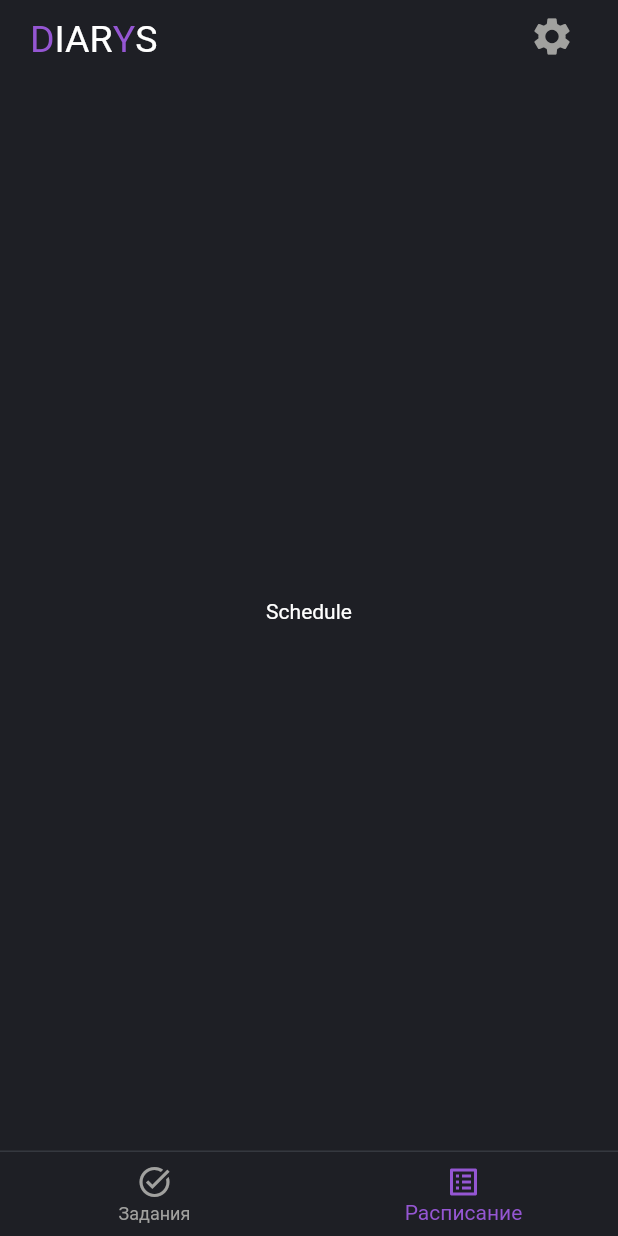
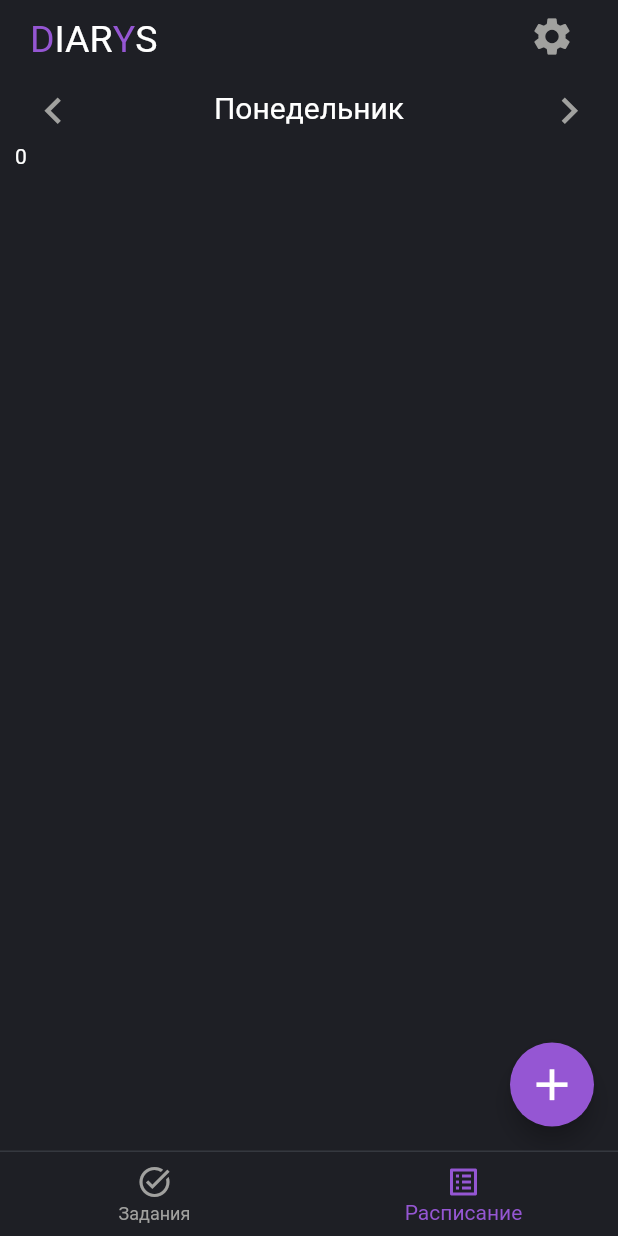
Before and after one commit to kwinso/Diarys, a Flutter app: the screen it shows after launch, item 2 of the bottom bar chosen, on a phone screen of 412 x 824 dp. Run offline on Flutter 3.47's test engine with Material 2 defaults, Android fonts, the phone set to English and light mode, and no system bars; our stand-ins replace flutter_swiper_null_safety, google_fonts.

Commit message:
Add Schedule Controls & Swiper.

```diff
--- /dev/null
+++ b/lib/components/schedule/controls.dart
@@ -0,0 +1,38 @@
+import 'package:flutter/material.dart';
+
+// TODO: Dynamic index
+class ScheduleSwiperControls extends StatefulWidget {
+  final ValueChanged<int>? onStep;
+  ScheduleSwiperControls({
+    this.onStep,
+    Key? key,
+  }) : super(key: key);
+
+  @override
+  State<ScheduleSwiperControls> createState() => _ScheduleSwiperControlsState();
+}
+
+class _ScheduleSwiperControlsState extends State<ScheduleSwiperControls> {
+  @override
+  Widget build(BuildContext context) {
+    return Row(mainAxisAlignment: MainAxisAlignment.spaceBetween, children: [
+      IconButton(
+          onPressed: () => widget.onStep!(-1),
+          icon: Icon(
+            Icons.chevron_left,
+            size: 35,
+            color: Theme.of(context).colorScheme.tertiaryContainer,
+          )),
+      Text("Понедельник",
+          style: TextStyle(
+              fontSize: 20, color: Theme.of(context).colorScheme.tertiary)),
+      IconButton(
+          onPressed: () => widget.onStep!(1),
+          icon: Icon(
+            Icons.chevron_right,
+            size: 35,
+            color: Theme.of(context).colorScheme.tertiaryContainer,
+          ))
+    ]);
+  }
+}
--- a/lib/main.dart
+++ b/lib/main.dart
@@ -1,4 +1,4 @@
-import 'package:diarys/appBar.dart';
+import 'package:diarys/components/app_bar.dart';
 import 'package:diarys/screens/schedule.dart';
 import 'package:diarys/screens/tasks.dart';
 import 'package:diarys/theme/themes.dart';
--- a/lib/screens/schedule.dart
+++ b/lib/screens/schedule.dart
@@ -1,4 +1,6 @@
+import 'package:diarys/components/schedule/controls.dart';
 import 'package:flutter/material.dart';
+import 'package:flutter_swiper_null_safety/flutter_swiper_null_safety.dart';
 
 class ScheduleScreen extends StatefulWidget {
   ScheduleScreen({Key? key}) : super(key: key);
@@ -7,9 +9,37 @@ class ScheduleScreen extends StatefulWidget {
   State<ScheduleScreen> createState() => _ScheduleScreenState();
 }
 
+// TODO: Programatically scroll when index is changed from SwiperControls
 class _ScheduleScreenState extends State<ScheduleScreen> {
   @override
   Widget build(BuildContext context) {
-    return const Center(child: Text("Schedule"));
+    return Scaffold(
+      backgroundColor: Theme.of(context).backgroundColor,
+      body: Padding(
+          padding: const EdgeInsets.symmetric(horizontal: 10),
+          child: Column(
+            children: [
+              ScheduleSwiperControls(
+                onStep: (s) => print(s),
+              ),
+              Expanded(
+                  child: Swiper(
+                // onIndexChanged: ,
+                itemBuilder: (BuildContext ctx, int idx) {
+                  return Text(idx.toString());
+                },
+                itemCount: 7,
+                loop: true,
+              ))
+            ],
+          )),
+      floatingActionButton: FloatingActionButton(
+          tooltip: "Добавить предмет",
+          onPressed: () => {},
+          child: const Icon(
+            Icons.add,
+            size: 35,
+          )),
+    );
   }
 }
--- a/pubspec.yaml
+++ b/pubspec.yaml
@@ -34,7 +34,7 @@ dependencies:
     # Use with the CupertinoIcons class for iOS style icons.
     cupertino_icons: ^1.0.2
     google_fonts: ^2.3.1
-    flutter_swiper: ^1.1.6
+    flutter_swiper_null_safety: ^1.0.2
 
 dev_dependencies:
     flutter_test:
```
Also changed, not shown: lib/components/app_bar.dart (renamed from lib/appBar.dart), pubspec.lock.
